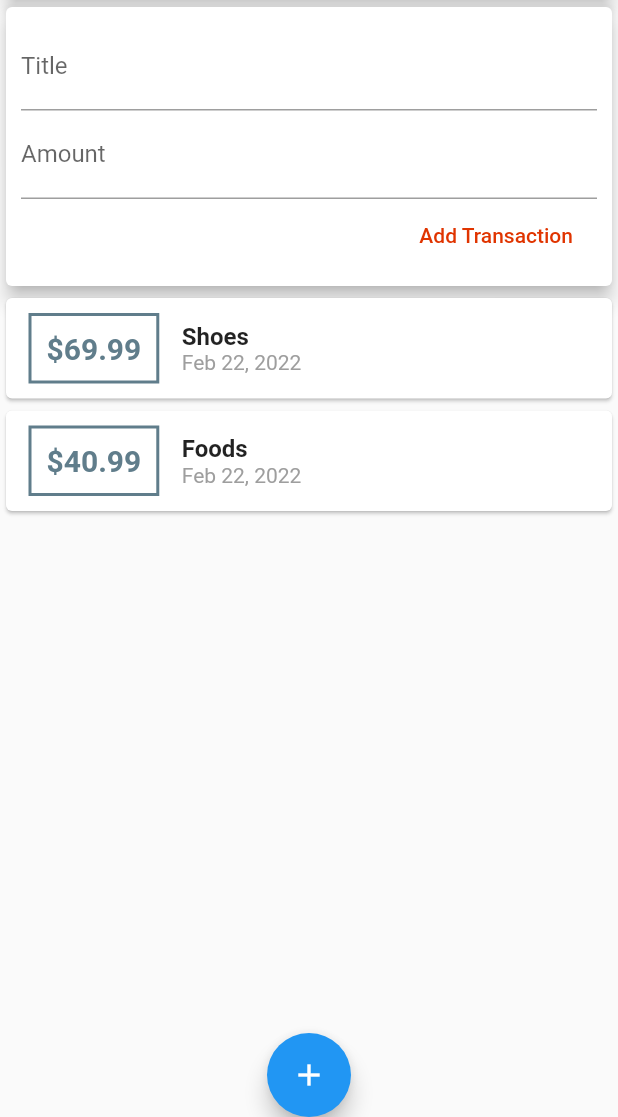
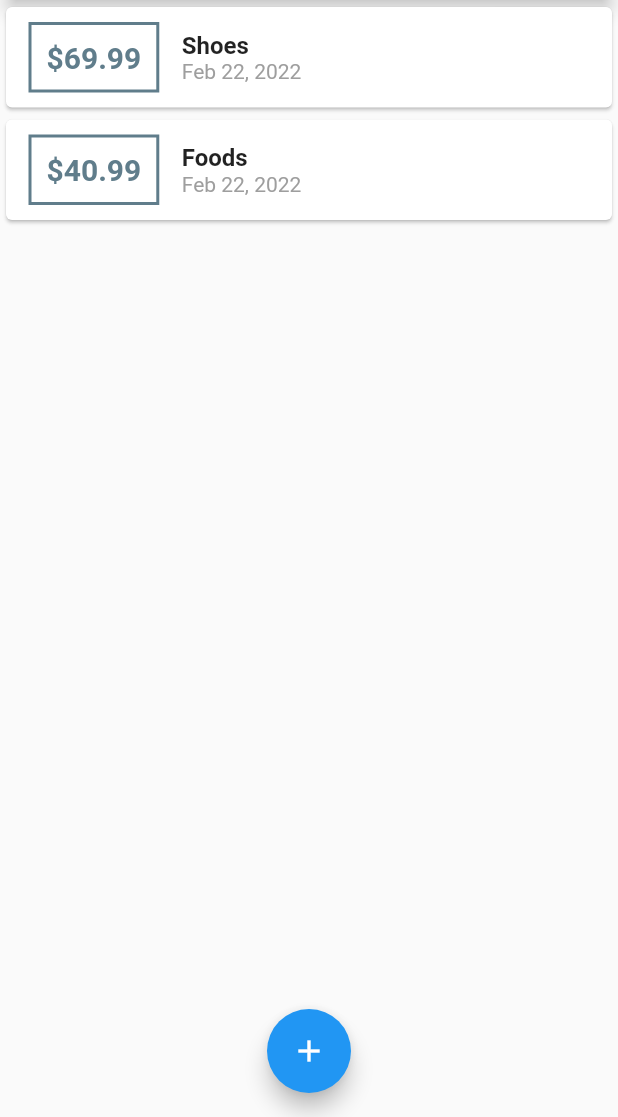
Before and after one commit to Shentia/Flutter_Expense_app, a Flutter app: the screen it shows after launch, on a phone screen of 412 x 824 dp, the part 119-1236 px from its top. Run offline on Flutter 3.47's test engine with Material 2 defaults, Android fonts, the phone set to English and light mode, and no system bars; Roboto replaces fonts that are missing (verdana).

```diff
--- a/lib/main.dart
+++ b/lib/main.dart
@@ -1,5 +1,7 @@
 import 'package:flutter/material.dart';
-import './widgets/user_transactions.dart';
+import './widgets/transaction_list.dart';
+import './widgets/new_transaction.dart';
+import './models/transaction.dart';
 
 void main() => runApp(MyApp());
 
@@ -13,11 +15,53 @@ class MyApp extends StatelessWidget {
   }
 }
 
-class MyHomePage extends StatelessWidget {
+class MyHomePage extends StatefulWidget {
+  @override
+  State<MyHomePage> createState() => _MyHomePageState();
+}
+
+class _MyHomePageState extends State<MyHomePage> {
+  final List<Transaction> _userTransactions = [
+    Transaction(
+      id: "#1",
+      title: "Shoes",
+      amount: 69.99,
+      date: DateTime.now(),
+    ),
+    Transaction(
+      id: "#2",
+      title: "Foods",
+      amount: 40.99,
+      date: DateTime.now(),
+    ),
+  ];
+
+  void _addNewTransaction(String transactionTitle, double transactionAmount) {
+    final newTransaction = Transaction(
+      title: transactionTitle,
+      amount: transactionAmount,
+      date: DateTime.now(),
+      id: DateTime.now().toString(),
+    );
+
+    setState(() {
+      _userTransactions.add(newTransaction);
+    });
+  }
+
   //create Class and in to List
-
-  // String titleInput;
-  // String amountInput;
+  void _startAddNewTransaction(BuildContext ctx) {
+    showModalBottomSheet(
+      context: ctx,
+      builder: (_) {
+        return GestureDetector(
+          child: NewTransaction(_addNewTransaction),
+          onTap: () {},
+          behavior: HitTestBehavior.opaque,
+        );
+      },
+    );
+  }
 
   @override
   Widget build(BuildContext context) {
@@ -26,7 +70,7 @@ class MyHomePage extends StatelessWidget {
         title: Text('Flutter App'),
         actions: [
           IconButton(
-            onPressed: () {},
+            onPressed: () => _startAddNewTransaction(context),
             icon: Icon(Icons.add),
           ),
         ],
@@ -43,14 +87,16 @@ class MyHomePage extends StatelessWidget {
               elevation: 5,
             ),
           ),
-          UserTransactions()
+          TransactionList(_userTransactions),
         ],
       ),
-      floatingActionButtonLocation: FloatingActionButtonLocation.centerDocked,
+      floatingActionButtonLocation: FloatingActionButtonLocation.centerFloat,
       floatingActionButton: FloatingActionButton(
         child: Icon(Icons.add),
-        onPressed: () {},
+        onPressed: () => _startAddNewTransaction(context),
       ),
     );
   }
+
+  void showModelBottomSheet() {}
 }
--- a/lib/widgets/user_transactions.dart
+++ /dev/null
@@ -1,49 +0,0 @@
-import 'package:flutter/material.dart';
-import './transaction_list.dart';
-import './new_transaction.dart';
-import '../models/transaction.dart';
-
-class UserTransactions extends StatefulWidget {
-  @override
-  _UserTransactionsState createState() => _UserTransactionsState();
-}
-
-class _UserTransactionsState extends State<UserTransactions> {
-  final List<Transaction> _userTransactions = [
-    Transaction(
-      id: "#1",
-      title: "Shoes",
-      amount: 69.99,
-      date: DateTime.now(),
-    ),
-    Transaction(
-      id: "#2",
-      title: "Foods",
-      amount: 40.99,
-      date: DateTime.now(),
-    ),
-  ];
-
-  void _addNewTransaction(String transactionTitle, double transactionAmount) {
-    final newTransaction = Transaction(
-      title: transactionTitle,
-      amount: transactionAmount,
-      date: DateTime.now(),
-      id: DateTime.now().toString(),
-    );
-
-    setState(() {
-      _userTransactions.add(newTransaction);
-    });
-  }
-
-  @override
-  Widget build(BuildContext context) {
-    return Column(
-      children: [
-        NewTransaction(_addNewTransaction),
-        TransactionList(_userTransactions),
-      ],
-    );
-  }
-}
```
